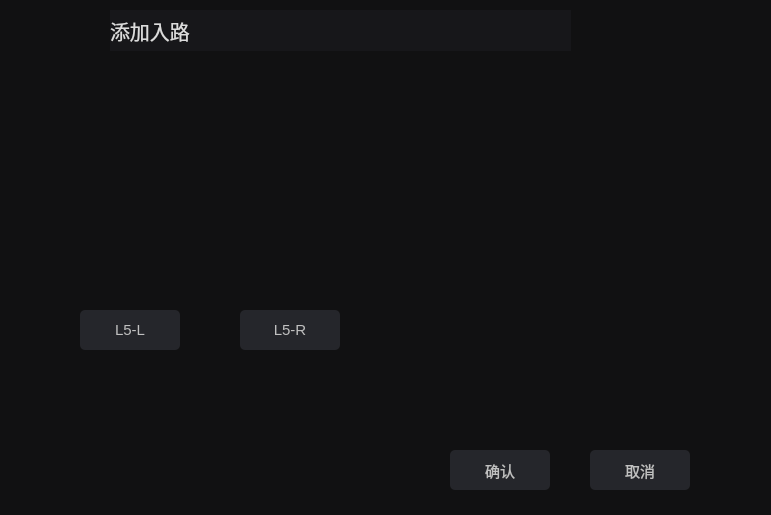
Old version of the form surgical-robot-software-2-0/vertebraselectionwidget.ui in the repository Z-Hd/Lingxi-Spine-care-Visual-Interactive-Software-Prototype.
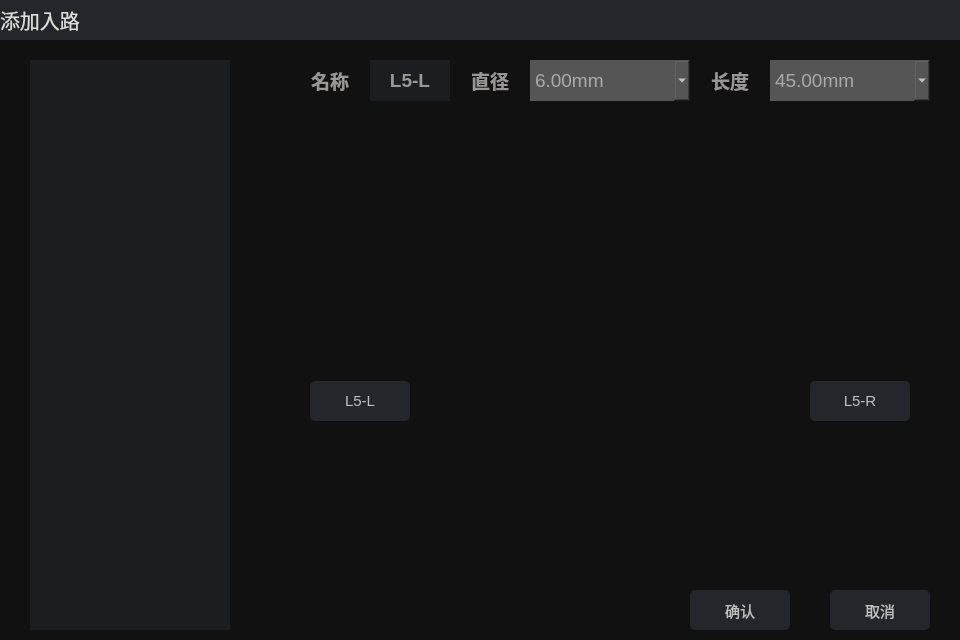
New version of the form. Icons and pictures are not drawn.

Diff of the .ui file:
```diff
--- a/surgical-robot-software-2-0/vertebraselectionwidget.ui
+++ b/surgical-robot-software-2-0/vertebraselectionwidget.ui
@@ -6,8 +6,8 @@
    <rect>
     <x>0</x>
     <y>0</y>
-    <width>771</width>
-    <height>515</height>
+    <width>960</width>
+    <height>640</height>
    </rect>
   </property>
   <property name="windowTitle">
@@ -16,96 +16,259 @@
   <property name="styleSheet">
    <string notr="true">background-color: rgb(17, 17, 18);</string>
   </property>
-  <widget class="QPushButton" name="confirmButton">
-   <property name="geometry">
-    <rect>
-     <x>450</x>
-     <y>450</y>
-     <width>100</width>
-     <height>40</height>
-    </rect>
+  <layout class="QVBoxLayout" name="verticalLayout_2" stretch="1,15">
+   <property name="spacing">
+    <number>0</number>
    </property>
-   <property name="styleSheet">
-    <string notr="true">QPushButton {
-background-color: rgb(37, 38, 43);
-color: rgb(192, 192, 192);
-font-size:15px;
-border-radius: 5px;
-min-width: 100px;
-min-height: 40px;
-}
-QPushButton:hover{
-background-color: rgb(70, 72, 81);
-}
-QPushButton:pressed {
-background-color: rgb(245, 245, 245);
-}</string>
+   <property name="leftMargin">
+    <number>0</number>
    </property>
-   <property name="text">
-    <string>确认</string>
+   <property name="topMargin">
+    <number>0</number>
    </property>
-  </widget>
-  <widget class="QPushButton" name="cancelButton">
-   <property name="geometry">
-    <rect>
-     <x>590</x>
-     <y>450</y>
-     <width>100</width>
-     <height>40</height>
-    </rect>
+   <property name="rightMargin">
+    <number>0</number>
    </property>
-   <property name="styleSheet">
-    <string notr="true">QPushButton {
-background-color: rgb(37, 38, 43);
-color: rgb(192, 192, 192);
-font-size:15px;
-border-radius: 5px;
-min-width: 100px;
-min-height: 40px;
-}
-QPushButton:hover{
-background-color: rgb(70, 72, 81);
-}
-QPushButton:pressed {
-background-color: rgb(245, 245, 245);
-}</string>
+   <property name="bottomMargin">
+    <number>0</number>
    </property>
-   <property name="text">
-    <string>取消</string>
-   </property>
-  </widget>
-  <widget class="QLabel" name="label">
-   <property name="geometry">
-    <rect>
-     <x>110</x>
-     <y>10</y>
-     <width>461</width>
-     <height>41</height>
-    </rect>
-   </property>
-   <property name="styleSheet">
-    <string notr="true">background-color:rgb(23, 23, 26);
+   <item>
+    <widget class="QLabel" name="label">
+     <property name="styleSheet">
+      <string notr="true">background-color: rgb(36, 38, 43);
 color:rgb(220, 220, 220);
 qproperty-alignment: AlignCenter;
-font-size:20px;
+font-size:20px;</string>
+     </property>
+     <property name="text">
+      <string>添加入路</string>
+     </property>
+    </widget>
+   </item>
+   <item>
+    <widget class="QWidget" name="xWidget" native="true">
+     <layout class="QHBoxLayout" name="horizontalLayout_3" stretch="2,5">
+      <property name="spacing">
+       <number>60</number>
+      </property>
+      <property name="leftMargin">
+       <number>30</number>
+      </property>
+      <property name="topMargin">
+       <number>20</number>
+      </property>
+      <property name="rightMargin">
+       <number>30</number>
+      </property>
+      <property name="bottomMargin">
+       <number>10</number>
+      </property>
+      <item>
+       <widget class="QWidget" name="spineModelWidget" native="true">
+        <property name="styleSheet">
+         <string notr="true">background-color: rgb(28, 29, 33);
+border-image: url(:/resource/image/spinemodel.png);
+background-position: center; 
+background-repeat: no-repeat;</string>
+        </property>
+       </widget>
+      </item>
+      <item>
+       <widget class="QWidget" name="opWidget" native="true">
+        <layout class="QVBoxLayout" name="verticalLayout" stretch="5,60,4">
+         <property name="spacing">
+          <number>0</number>
+         </property>
+         <property name="leftMargin">
+          <number>0</number>
+         </property>
+         <property name="topMargin">
+          <number>0</number>
+         </property>
+         <property name="rightMargin">
+          <number>0</number>
+         </property>
+         <property name="bottomMargin">
+          <number>0</number>
+         </property>
+         <item>
+          <widget class="QWidget" name="routeInfoWidget" native="true">
+           <layout class="QHBoxLayout" name="horizontalLayout_2" stretch="1,1,1,2,1,2">
+            <property name="spacing">
+             <number>0</number>
+            </property>
+            <property name="leftMargin">
+             <number>0</number>
+            </property>
+            <property name="topMargin">
+             <number>0</number>
+            </property>
+            <property name="rightMargin">
+             <number>0</number>
+            </property>
+            <property name="bottomMargin">
+             <number>0</number>
+            </property>
+            <item>
+             <widget class="QLabel" name="nameText">
+              <property name="font">
+               <font>
+                <pointsize>14</pointsize>
+                <bold>true</bold>
+               </font>
+              </property>
+              <property name="styleSheet">
+               <string notr="true">color: rgb(154, 152, 151);
+qproperty-alignment: 'AlignCenter';</string>
+              </property>
+              <property name="text">
+               <string>名称</string>
+              </property>
+              <property name="alignment">
+               <set>Qt::AlignCenter</set>
+              </property>
+             </widget>
+            </item>
+            <item>
+             <widget class="QLabel" name="nameValue">
+              <property name="font">
+               <font>
+                <pointsize>14</pointsize>
+                <bold>true</bold>
+               </font>
+              </property>
+              <property name="styleSheet">
+               <string notr="true">color: rgb(154, 152, 151);
+background-color: rgb(28, 29, 33);
+qproperty-alignment: 'AlignCenter';</string>
+              </property>
+              <property name="text">
+               <string>L5-L</string>
+              </property>
+              <property name="alignment">
+               <set>Qt::AlignCenter</set>
+              </property>
+             </widget>
+            </item>
+            <item>
+             <widget class="QLabel" name="diameterText">
+              <property name="font">
+               <font>
+                <pointsize>14</pointsize>
+                <bold>true</bold>
+               </font>
+              </property>
+              <property name="styleSheet">
+               <string notr="true">color: rgb(154, 152, 151);
+qproperty-alignment: 'AlignCenter';</string>
+              </property>
+              <property name="text">
+               <string>直径</string>
+              </property>
+              <property name="alignment">
+               <set>Qt::AlignCenter</set>
+              </property>
+             </widget>
+            </item>
+            <item>
+             <widget class="QComboBox" name="diameterValue">
+              <property name="sizePolicy">
+               <sizepolicy hsizetype="Preferred" vsizetype="Preferred">
+                <horstretch>0</horstretch>
+                <verstretch>0</verstretch>
+               </sizepolicy>
+              </property>
+              <property name="font">
+               <font>
+                <pointsize>14</pointsize>
+               </font>
+              </property>
+              <property name="styleSheet">
+               <string notr="true">background-color: rgb(85, 85, 85);
+color: rgb(255, 255, 255);
+border: none;
+text-align: center</string>
+              </property>
+              <property name="maxVisibleItems">
+               <number>10</number>
+              </property>
+              <property name="placeholderText">
+               <string>6.00mm</string>
+              </property>
+             </widget>
+            </item>
+            <item>
+             <widget class="QLabel" name="lengthText">
+              <property name="font">
+               <font>
+                <pointsize>14</pointsize>
+                <bold>true</bold>
+               </font>
+              </property>
+              <property name="styleSheet">
+               <string notr="true">color: rgb(154, 152, 151);
+qproperty-alignment: 'AlignCenter';</string>
+              </property>
+              <property name="text">
+               <string>长度</string>
+              </property>
+              <property name="alignment">
+               <set>Qt::AlignCenter</set>
+              </property>
+             </widget>
+            </item>
+            <item>
+             <widget class="QComboBox" name="lengthValue">
+              <property name="sizePolicy">
+               <sizepolicy hsizetype="Preferred" vsizetype="Preferred">
+                <horstretch>0</horstretch>
+                <verstretch>0</verstretch>
+               </sizepolicy>
+              </property>
+              <property name="font">
+               <font>
+                <pointsize>14</pointsize>
+               </font>
+              </property>
+              <property name="styleSheet">
+               <string notr="true">background-color: rgb(85, 85, 85);
+color: rgb(255, 255, 255);
+border: none;
+text-align: center</string>
+              </property>
+              <property name="placeholderText">
+               <string>45.00mm</string>
+              </property>
+             </widget>
+            </item>
+           </layout>
+          </widget>
+         </item>
+         <item>
+          <widget class="QWidget" name="selectWidget" native="true">
+           <property name="styleSheet">
+            <string notr="true">QWidget {
+    border-image: url(:/resource/image/vertebraselect.png);
+    background-position: center;
+    background-repeat: no-repeat;
+}
 
-</string>
-   </property>
-   <property name="text">
-    <string>添加入路</string>
-   </property>
-  </widget>
-  <widget class="QPushButton" name="l5LButton">
-   <property name="geometry">
-    <rect>
-     <x>80</x>
-     <y>310</y>
-     <width>100</width>
-     <height>40</height>
-    </rect>
-   </property>
-   <property name="styleSheet">
-    <string notr="true">QPushButton {
+QPushButton {
+    border-image: none; /* 重置按钮的背景 */
+    background-color: transparent; /* 确保背景透明 */
+}</string>
+           </property>
+           <widget class="QPushButton" name="l5RButton">
+            <property name="geometry">
+             <rect>
+              <x>520</x>
+              <y>280</y>
+              <width>100</width>
+              <height>40</height>
+             </rect>
+            </property>
+            <property name="styleSheet">
+             <string notr="true">QPushButton {
 background-color: rgb(37, 38, 43);
 color: rgb(192, 192, 192);
 font-size:15px;
@@ -119,22 +282,22 @@
 QPushButton:pressed {
 background-color: rgb(245, 245, 245);
 }</string>
-   </property>
-   <property name="text">
-    <string>L5-L</string>
-   </property>
-  </widget>
-  <widget class="QPushButton" name="l5RButton">
-   <property name="geometry">
-    <rect>
-     <x>240</x>
-     <y>310</y>
-     <width>100</width>
-     <height>40</height>
-    </rect>
-   </property>
-   <property name="styleSheet">
-    <string notr="true">QPushButton {
+            </property>
+            <property name="text">
+             <string>L5-R</string>
+            </property>
+           </widget>
+           <widget class="QPushButton" name="l5LButton">
+            <property name="geometry">
+             <rect>
+              <x>20</x>
+              <y>280</y>
+              <width>100</width>
+              <height>40</height>
+             </rect>
+            </property>
+            <property name="styleSheet">
+             <string notr="true">QPushButton {
 background-color: rgb(37, 38, 43);
 color: rgb(192, 192, 192);
 font-size:15px;
@@ -148,11 +311,99 @@
 QPushButton:pressed {
 background-color: rgb(245, 245, 245);
 }</string>
-   </property>
-   <property name="text">
-    <string>L5-R</string>
-   </property>
-  </widget>
+            </property>
+            <property name="text">
+             <string>L5-L</string>
+            </property>
+           </widget>
+          </widget>
+         </item>
+         <item>
+          <widget class="QWidget" name="buttonWidget" native="true">
+           <layout class="QHBoxLayout" name="horizontalLayout">
+            <property name="spacing">
+             <number>40</number>
+            </property>
+            <property name="leftMargin">
+             <number>400</number>
+            </property>
+            <property name="topMargin">
+             <number>0</number>
+            </property>
+            <property name="rightMargin">
+             <number>0</number>
+            </property>
+            <property name="bottomMargin">
+             <number>0</number>
+            </property>
+            <item>
+             <widget class="QPushButton" name="confirmButton">
+              <property name="sizePolicy">
+               <sizepolicy hsizetype="Preferred" vsizetype="Preferred">
+                <horstretch>0</horstretch>
+                <verstretch>0</verstretch>
+               </sizepolicy>
+              </property>
+              <property name="styleSheet">
+               <string notr="true">QPushButton {
+background-color: rgb(37, 38, 43);
+color: rgb(192, 192, 192);
+font-size:15px;
+border-radius: 5px;
+min-width: 100px;
+min-height: 40px;
+}
+QPushButton:hover{
+background-color: rgb(70, 72, 81);
+}
+QPushButton:pressed {
+background-color: rgb(245, 245, 245);
+}</string>
+              </property>
+              <property name="text">
+               <string>确认</string>
+              </property>
+             </widget>
+            </item>
+            <item>
+             <widget class="QPushButton" name="cancelButton">
+              <property name="sizePolicy">
+               <sizepolicy hsizetype="Preferred" vsizetype="Preferred">
+                <horstretch>0</horstretch>
+                <verstretch>0</verstretch>
+               </sizepolicy>
+              </property>
+              <property name="styleSheet">
+               <string notr="true">QPushButton {
+background-color: rgb(37, 38, 43);
+color: rgb(192, 192, 192);
+font-size:15px;
+border-radius: 5px;
+min-width: 100px;
+min-height: 40px;
+}
+QPushButton:hover{
+background-color: rgb(70, 72, 81);
+}
+QPushButton:pressed {
+background-color: rgb(245, 245, 245);
+}</string>
+              </property>
+              <property name="text">
+               <string>取消</string>
+              </property>
+             </widget>
+            </item>
+           </layout>
+          </widget>
+         </item>
+        </layout>
+       </widget>
+      </item>
+     </layout>
+    </widget>
+   </item>
+  </layout>
  </widget>
  <resources/>
  <connections/>
```
